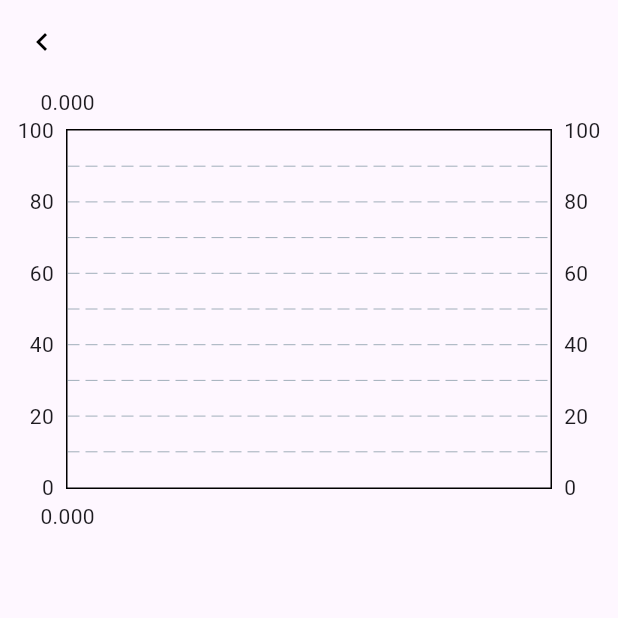
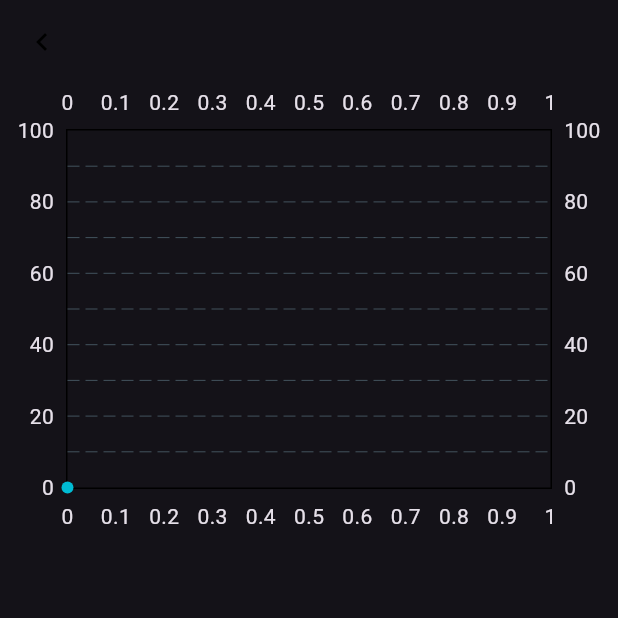
Before and after one commit to ShmokeD/menace_flutter, a Flutter app: the screen it shows after launch, after a tap on the "auto graph" icon, on a phone screen of 412 x 824 dp, the top half of it. Run offline on Flutter 3.47's test engine with Material 3 defaults, Android fonts, the phone set to English and light mode, and no system bars; our stand-ins replace sqflite; missing offline and left inert: dart:ffi, dart_random_choice; accounts and stored records are empty.

Commit message:
Colouring changes

```diff
--- a/lib/main.dart
+++ b/lib/main.dart
@@ -12,6 +12,9 @@ class MyApp extends StatelessWidget {
   @override
   Widget build(BuildContext context) {
     return MaterialApp(
+      theme: ThemeData.dark(),
+      darkTheme:
+          Theme.of(context).copyWith(colorScheme: const ColorScheme.dark()),
       home: GameScreen(),
     );
   }
--- a/lib/screens/game_screen.dart
+++ b/lib/screens/game_screen.dart
@@ -33,7 +33,7 @@ class _GameScreenState extends State<GameScreen> {
         Flexible(
           child: Container(
             width: double.infinity,
-            color: Colors.white,
+            color: Theme.of(context).primaryColor,
           ),
         )
       ]),
--- a/lib/screens/overview_screen.dart
+++ b/lib/screens/overview_screen.dart
@@ -5,7 +5,7 @@ import 'package:menace_flutter/managers/ai_manager.dart';
 class OverViewScreen extends StatelessWidget {
   OverViewScreen({super.key, required this.aiManager});
   final AiManager aiManager;
-  final List<FlSpot> spots = [];
+  final List<FlSpot> spots = [FlSpot.zero];
   @override
   Widget build(BuildContext context) {
     aiManager.winRateData.forEach(
```
Also changed, not shown: 1 other file.
